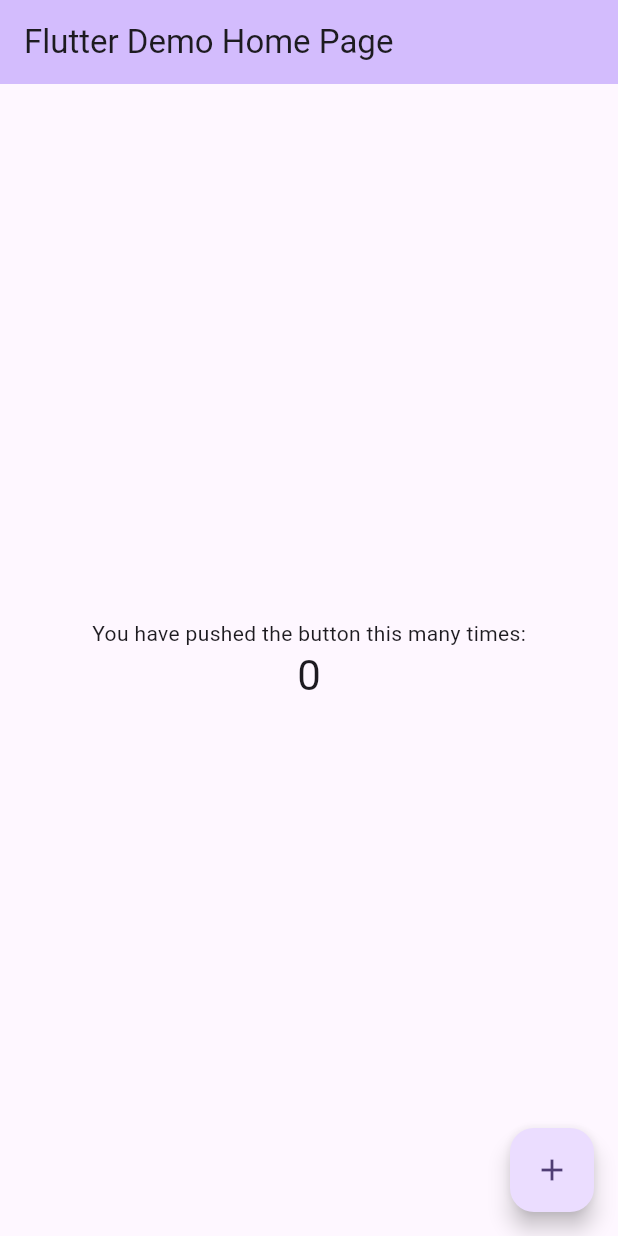
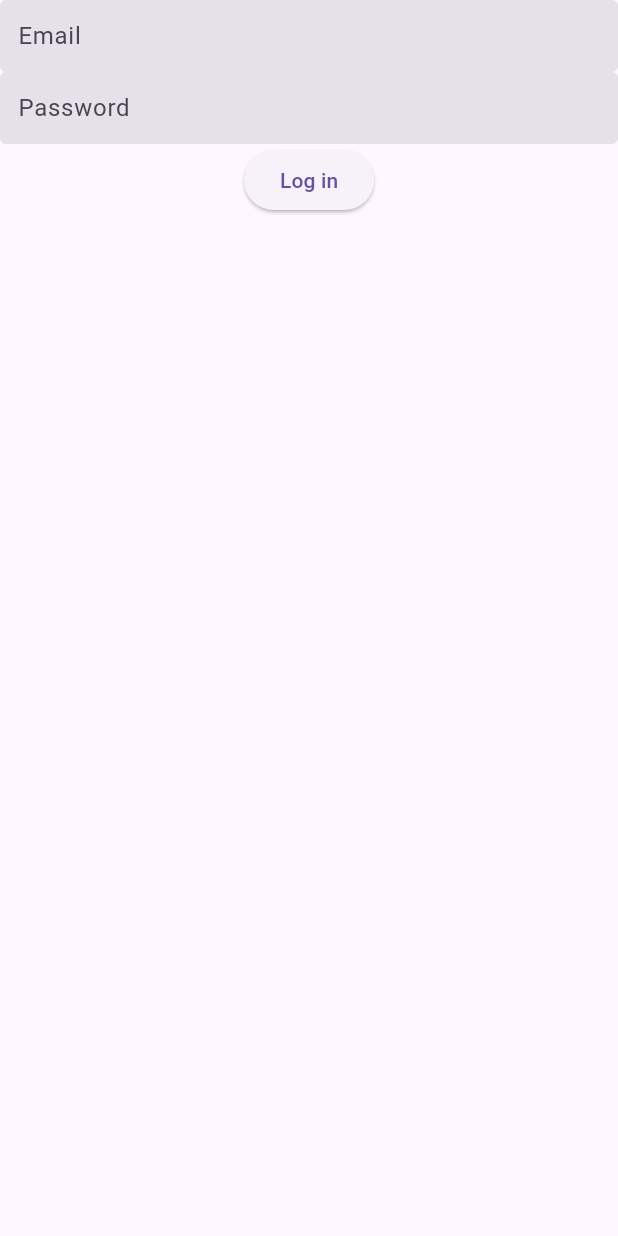
Before and after one commit to ali-jin/holbertonschool-holbegram, a Flutter app: the screen it shows after launch, on a phone screen of 412 x 824 dp. Run offline on Flutter 3.47's test engine with Material 3 defaults, Android fonts, the phone set to English and light mode, and no system bars; our stand-ins replace firebase_core; accounts and stored records are empty; generated files the repository leaves out were written again.

Commit message:
create a login and signup pages

```diff
--- a/holbegram/lib/main.dart
+++ b/holbegram/lib/main.dart
@@ -1,125 +1,50 @@
 import 'package:flutter/material.dart';
 import 'package:firebase_core/firebase_core.dart';
+import 'package:provider/provider.dart';
+import 'firebase_options.dart';
+import 'screens/login_screen.dart';
 
-Future main() async {
+void main() async {
   WidgetsFlutterBinding.ensureInitialized();
-  await Firebase.initializeApp();
+  await Firebase.initializeApp(
+    options: DefaultFirebaseOptions.currentPlatform,
+  );
   runApp(const MyApp());
 }
 
 class MyApp extends StatelessWidget {
   const MyApp({super.key});
 
-  // This widget is the root of your application.
   @override
   Widget build(BuildContext context) {
     return MaterialApp(
-      title: 'Flutter Demo',
+      title: 'Holbegram',
       theme: ThemeData(
-        // This is the theme of your application.
-        //
-        // TRY THIS: Try running your application with "flutter run". You'll see
-        // the application has a purple toolbar. Then, without quitting the app,
-        // try changing the seedColor in the colorScheme below to Colors.green
-        // and then invoke "hot reload" (save your changes or press the "hot
-        // reload" button in a Flutter-supported IDE, or press "r" if you used
-        // the command line to start the app).
-        //
-        // Notice that the counter didn't reset back to zero; the application
-        // state is not lost during the reload. To reset the state, use hot
-        // restart instead.
-        //
-        // This works for code too, not just values: Most code changes can be
-        // tested with just a hot reload.
-        colorScheme: ColorScheme.fromSeed(seedColor: Colors.deepPurple),
+        primarySwatch: Colors.blue,
+        useMaterial3: true,
       ),
-      home: const MyHomePage(title: 'Flutter Demo Home Page'),
+      home: const LoginScreen(),
     );
   }
 }
 
-class MyHomePage extends StatefulWidget {
-  const MyHomePage({super.key, required this.title});
-
-  // This widget is the home page of your application. It is stateful, meaning
-  // that it has a State object (defined below) that contains fields that affect
-  // how it looks.
-
-  // This class is the configuration for the state. It holds the values (in this
-  // case the title) provided by the parent (in this case the App widget) and
-  // used by the build method of the State. Fields in a Widget subclass are
-  // always marked "final".
-
-  final String title;
-
-  @override
-  State<MyHomePage> createState() => _MyHomePageState();
-}
-
-class _MyHomePageState extends State<MyHomePage> {
-  int _counter = 0;
-
-  void _incrementCounter() {
-    setState(() {
-      // This call to setState tells the Flutter framework that something has
-      // changed in this State, which causes it to rerun the build method below
-      // so that the display can reflect the updated values. If we changed
-      // _counter without calling setState(), then the build method would not be
-      // called again, and so nothing would appear to happen.
-      _counter++;
-    });
-  }
+class HomePage extends StatelessWidget {
+  const HomePage({super.key});
 
   @override
   Widget build(BuildContext context) {
-    // This method is rerun every time setState is called, for instance as done
-    // by the _incrementCounter method above.
-    //
-    // The Flutter framework has been optimized to make rerunning build methods
-    // fast, so that you can just rebuild anything that needs updating rather
-    // than having to individually change instances of widgets.
     return Scaffold(
       appBar: AppBar(
-        // TRY THIS: Try changing the color here to a specific color (to
-        // Colors.amber, perhaps?) and trigger a hot reload to see the AppBar
-        // change color while the other colors stay the same.
-        backgroundColor: Theme.of(context).colorScheme.inversePrimary,
-        // Here we take the value from the MyHomePage object that was created by
-        // the App.build method, and use it to set our appbar title.
-        title: Text(widget.title),
+        title: const Text('Holbegram'),
+        backgroundColor: Colors.white,
+        foregroundColor: Colors.black,
       ),
-      body: Center(
-        // Center is a layout widget. It takes a single child and positions it
-        // in the middle of the parent.
-        child: Column(
-          // Column is also a layout widget. It takes a list of children and
-          // arranges them vertically. By default, it sizes itself to fit its
-          // children horizontally, and tries to be as tall as its parent.
-          //
-          // Column has various properties to control how it sizes itself and
-          // how it positions its children. Here we use mainAxisAlignment to
-          // center the children vertically; the main axis here is the vertical
-          // axis because Columns are vertical (the cross axis would be
-          // horizontal).
-          //
-          // TRY THIS: Invoke "debug painting" (choose the "Toggle Debug Paint"
-          // action in the IDE, or press "p" in the console), to see the
-          // wireframe for each widget.
-          mainAxisAlignment: MainAxisAlignment.center,
-          children: <Widget>[
-            const Text('You have pushed the button this many times:'),
-            Text(
-              '$_counter',
-              style: Theme.of(context).textTheme.headlineMedium,
-            ),
-          ],
+      body: const Center(
+        child: Text(
+          'Welcome to Holbegram!',
+          style: TextStyle(fontSize: 24),
         ),
       ),
-      floatingActionButton: FloatingActionButton(
-        onPressed: _incrementCounter,
-        tooltip: 'Increment',
-        child: const Icon(Icons.add),
-      ), // This trailing comma makes auto-formatting nicer for build methods.
     );
   }
 }
--- a/holbegram/lib/screens/login_screen.dart
+++ b/holbegram/lib/screens/login_screen.dart
@@ -0,0 +1,63 @@
+import 'package:flutter/material.dart';
+import '../widgets/text_field.dart';
+import '../methods/auth_methods.dart';
+
+class LoginScreen extends StatefulWidget {
+  const LoginScreen({super.key});
+
+  @override
+  State<LoginScreen> createState() => _LoginScreenState();
+}
+
+class _LoginScreenState extends State<LoginScreen> {
+  final TextEditingController emailController = TextEditingController();
+  final TextEditingController passwordController = TextEditingController();
+  final AuthMethode _authMethode = AuthMethode();
+
+  @override
+  void dispose() {
+    emailController.dispose();
+    passwordController.dispose();
+    super.dispose();
+  }
+
+  void loginUser() async {
+    String result = await _authMethode.login(
+      email: emailController.text,
+      password: passwordController.text,
+    );
+
+    ScaffoldMessenger.of(context).showSnackBar(
+      SnackBar(
+        content: Text(result == "success" ? "Login" : result),
+        backgroundColor: result == "success" ? Colors.green : Colors.red,
+      ),
+    );
+  }
+
+  @override
+  Widget build(BuildContext context) {
+    return Scaffold(
+      body: Column(
+        children: [
+          TextFieldInput(
+            controller: emailController,
+            isPassword: false,
+            hintText: 'Email',
+            keyboardType: TextInputType.emailAddress,
+          ),
+          TextFieldInput(
+            controller: passwordController,
+            isPassword: true,
+            hintText: 'Password',
+            keyboardType: TextInputType.visiblePassword,
+          ),
+          ElevatedButton(
+            onPressed: loginUser,
+            child: const Text('Log in'),
+          ),
+        ],
+      ),
+    );
+  }
+}
```
Also changed, not shown: holbegram/lib/screens/signup_screen.dart (+66 -0 lines), holbegram/pubspec.yaml (+37 -75 lines), holbegram/assets/fonts/Billabong.otf (added), holbegram/assets/fonts/InstagramSans.ttf (added), holbegram/assets/images/logo.png (added), holbegram/pubspec.lock, 5 other files.
